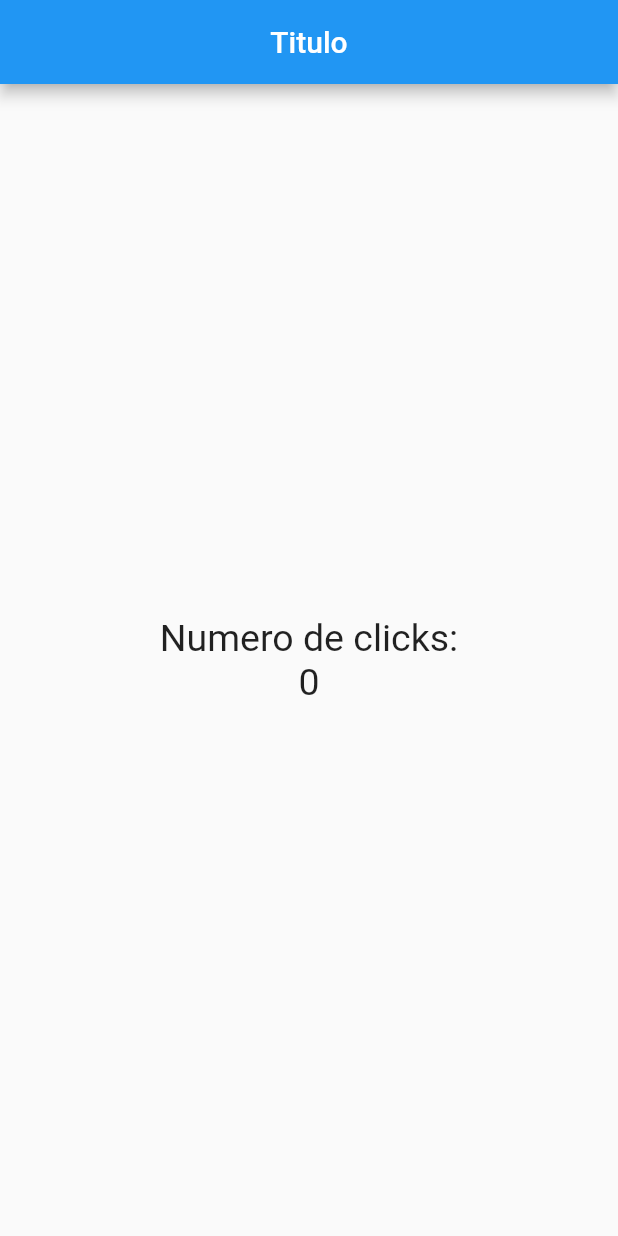
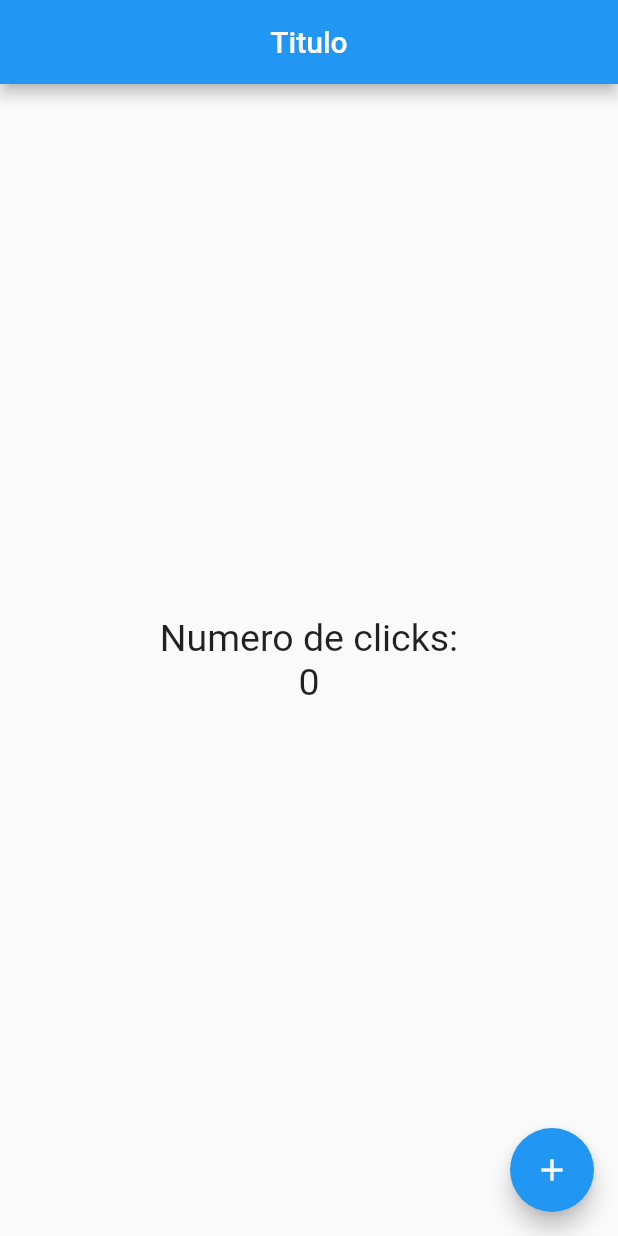
Before and after one commit to MartinPaGarcia/New-project, a Flutter app: the screen it shows after launch, on a phone screen of 412 x 824 dp. Run offline on Flutter 3.47's test engine with Material 2 defaults, Android fonts, the phone set to English and light mode, and no system bars.

Commit message:
added a floating action button

```diff
--- a/web_prueba/lib/src/Pages/home_page.dart
+++ b/web_prueba/lib/src/Pages/home_page.dart
@@ -24,6 +24,15 @@ class HomePage extends StatelessWidget {
             Text("Numero de clicks:", style:estiloTexto),
             Text("0", style:estiloTexto )
           ],
-        )));
+        )
+        ),
+        floatingActionButton: FloatingActionButton(
+          child: const Icon( Icons.add ),
+          onPressed: (){
+            // ignore: avoid_print
+            print("Hola mundo");
+          },
+          ),
+        );
   }
 }
```
